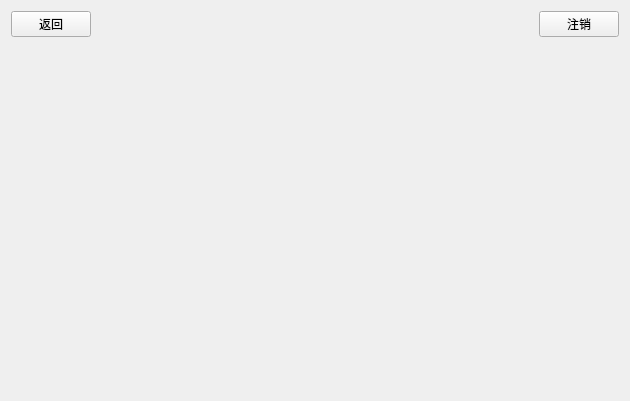
First picture: the form in lab3/masterview.ui, repository zjl8881/2023414290140, before the edit.
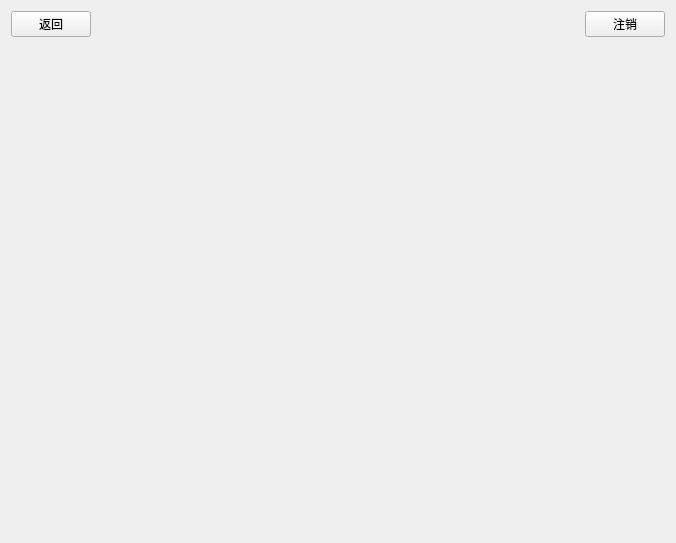
Second picture: the form after the edit. Icons and pictures are not drawn.

```diff
--- a/lab3/masterview.ui
+++ b/lab3/masterview.ui
@@ -6,8 +6,8 @@
    <rect>
     <x>0</x>
     <y>0</y>
-    <width>630</width>
-    <height>401</height>
+    <width>676</width>
+    <height>543</height>
    </rect>
   </property>
   <property name="windowTitle">
```
